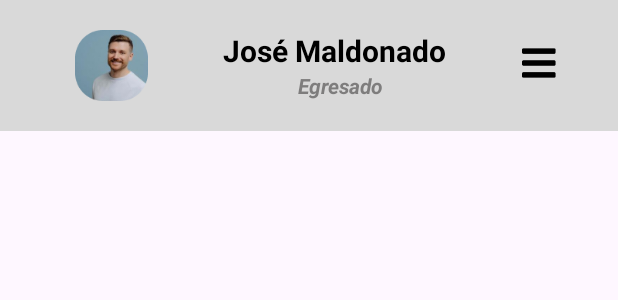
After one commit to alexia2212/GRUPO6_IOT, an Android app: the layout nav_header.xml on its own in the app's theme, with its tools: preview values and no code run, on a phone screen of 412 x 824 dp. The commit adds this screen. Shown: the top 300 px of the screen. Run offline under Robolectric (Android 15) with nearby library versions, the phone set to English and light mode, and no system bars.

Commit message:
sidebar avanzado

```diff
--- a/app/src/main/AndroidManifest.xml
+++ b/app/src/main/AndroidManifest.xml
@@ -6,9 +6,9 @@
         android:allowBackup="true"
         android:dataExtractionRules="@xml/data_extraction_rules"
         android:fullBackupContent="@xml/backup_rules"
-        android:icon="@mipmap/ic_launcher"
-        android:label="@string/app_name"
-        android:roundIcon="@mipmap/ic_launcher_round"
+        android:icon="@mipmap/logo"
+        android:label="Tech-Bat"
+        android:roundIcon="@mipmap/logo"
         android:supportsRtl="true"
         android:theme="@style/Theme.GRUPO_IOT"
         tools:targetApi="31">
--- /dev/null
+++ b/app/src/main/res/layout/nav_header.xml
@@ -0,0 +1,51 @@
+<!-- res/layout/nav_header.xml -->
+<LinearLayout xmlns:android="http://schemas.android.com/apk/res/android"
+    xmlns:app="http://schemas.android.com/apk/res-auto"
+    android:layout_width="match_parent"
+    android:layout_height="wrap_content"
+    android:background="#D9D9D9"
+    android:orientation="horizontal"
+    android:padding="20dp">
+
+    <ImageView
+        android:id="@+id/imageView12"
+        android:layout_width="103dp"
+        android:layout_height="47dp"
+        android:layout_marginStart="-20dp"
+        android:layout_weight="1"
+        android:cropToPadding="false"
+        app:srcCompat="@mipmap/perfil1" />
+
+    <LinearLayout
+        android:layout_width="wrap_content"
+        android:layout_height="wrap_content"
+        android:orientation="vertical">
+
+        <TextView
+            android:id="@+id/textView6"
+            android:layout_width="178dp"
+            android:layout_height="wrap_content"
+            android:text="José Maldonado"
+            android:textColor="@color/black"
+            android:textSize="20sp"
+            android:textStyle="bold" />
+
+        <TextView
+            android:id="@+id/estado"
+            android:layout_width="wrap_content"
+            android:layout_height="wrap_content"
+            android:layout_marginStart="50dp"
+            android:text="Egresado"
+            android:textColor="#A1494848"
+            android:textSize="14sp"
+            android:textStyle="bold|italic" />
+    </LinearLayout>
+
+    <ImageView
+        android:id="@+id/cerrarSidebar"
+        android:layout_width="20dp"
+        android:layout_height="20dp"
+        android:layout_marginTop="12dp"
+        android:layout_weight="1"
+        app:srcCompat="@mipmap/sidebar" />
+</LinearLayout>
--- a/app/src/main/res/values/themes.xml
+++ b/app/src/main/res/values/themes.xml
@@ -13,4 +13,8 @@
         <item name="android:textColor">@color/white</item>
     </style>
 
+    <style name="MenuItemStyle">
+        <item name="android:textSize">16sp</item>
+        <item name="android:textStyle">bold</item>
+    </style>
 </resources>
```
Also changed, not shown: app/src/main/java/com/example/grupo_iot/alumno/MenuEventosActivity.java (+29 -1 lines), app/src/main/res/layout/activity_menu_eventos.xml (+46 -3 lines), app/src/main/res/menu/nav_menu.xml (added, +29 -0 lines), app/src/main/res/mipmap-hdpi/calendar.png (added), app/src/main/res/mipmap-hdpi/cerrar_sesion.png (added), app/src/main/res/mipmap-hdpi/donacion.png (added), app/src/main/res/mipmap-hdpi/eventos_apoyados.png (added), app/src/main/res/mipmap-hdpi/perfil1.png (added).
